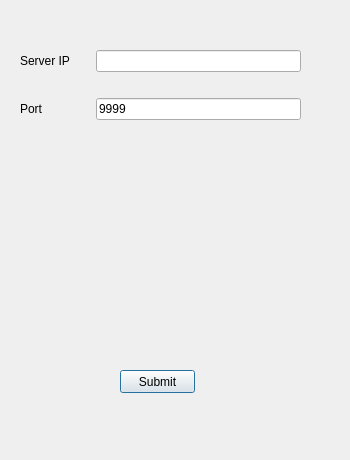
This is clientsettings.ui in Btlmd/2021SummerHW1 as Qt 5 draws it before an edit. The edited form follows.
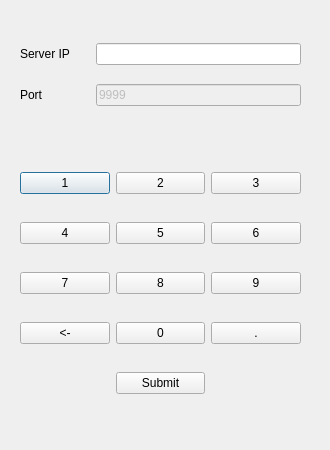
This is the edited form.

Commit message: Add icon, add effect for flag piece, add number buttons for IP input, slightly optimize the implementation

The edit to the form file:
```diff
--- a/clientsettings.ui
+++ b/clientsettings.ui
@@ -9,33 +9,26 @@
    <rect>
     <x>0</x>
     <y>0</y>
-    <width>350</width>
-    <height>460</height>
+    <width>330</width>
+    <height>450</height>
    </rect>
   </property>
+  <property name="minimumSize">
+   <size>
+    <width>0</width>
+    <height>0</height>
+   </size>
+  </property>
   <property name="windowTitle">
    <string>Config  connection to server</string>
   </property>
-  <widget class="QPushButton" name="SubmitButton">
-   <property name="geometry">
-    <rect>
-     <x>120</x>
-     <y>370</y>
-     <width>75</width>
-     <height>23</height>
-    </rect>
-   </property>
-   <property name="text">
-    <string>Submit</string>
-   </property>
-  </widget>
-  <widget class="QWidget" name="">
+  <widget class="QWidget" name="layoutWidget">
    <property name="geometry">
     <rect>
      <x>20</x>
      <y>30</y>
      <width>281</width>
-     <height>111</height>
+     <height>91</height>
     </rect>
    </property>
    <layout class="QGridLayout" name="gridLayout">
@@ -58,6 +51,9 @@
     </item>
     <item row="1" column="1">
      <widget class="QLineEdit" name="PortInput">
+      <property name="enabled">
+       <bool>false</bool>
+      </property>
       <property name="text">
        <string>9999</string>
       </property>
@@ -65,6 +61,109 @@
     </item>
    </layout>
   </widget>
+  <widget class="QWidget" name="">
+   <property name="geometry">
+    <rect>
+     <x>20</x>
+     <y>150</y>
+     <width>281</width>
+     <height>271</height>
+    </rect>
+   </property>
+   <layout class="QGridLayout" name="gridLayout_2">
+    <item row="0" column="0">
+     <widget class="QPushButton" name="pushButton">
+      <property name="text">
+       <string>1</string>
+      </property>
+     </widget>
+    </item>
+    <item row="0" column="1">
+     <widget class="QPushButton" name="pushButton_2">
+      <property name="text">
+       <string>2</string>
+      </property>
+     </widget>
+    </item>
+    <item row="0" column="2">
+     <widget class="QPushButton" name="pushButton_3">
+      <property name="text">
+       <string>3</string>
+      </property>
+     </widget>
+    </item>
+    <item row="1" column="0">
+     <widget class="QPushButton" name="pushButton_4">
+      <property name="text">
+       <string>4</string>
+      </property>
+     </widget>
+    </item>
+    <item row="1" column="1">
+     <widget class="QPushButton" name="pushButton_5">
+      <property name="text">
+       <string>5</string>
+      </property>
+     </widget>
+    </item>
+    <item row="1" column="2">
+     <widget class="QPushButton" name="pushButton_6">
+      <property name="text">
+       <string>6</string>
+      </property>
+     </widget>
+    </item>
+    <item row="2" column="0">
+     <widget class="QPushButton" name="pushButton_7">
+      <property name="text">
+       <string>7</string>
+      </property>
+     </widget>
+    </item>
+    <item row="2" column="1">
+     <widget class="QPushButton" name="pushButton_8">
+      <property name="text">
+       <string>8</string>
+      </property>
+     </widget>
+    </item>
+    <item row="2" column="2">
+     <widget class="QPushButton" name="pushButton_9">
+      <property name="text">
+       <string>9</string>
+      </property>
+     </widget>
+    </item>
+    <item row="3" column="0">
+     <widget class="QPushButton" name="pushButton_10">
+      <property name="text">
+       <string>&lt;-</string>
+      </property>
+     </widget>
+    </item>
+    <item row="3" column="1">
+     <widget class="QPushButton" name="pushButton_11">
+      <property name="text">
+       <string>0</string>
+      </property>
+     </widget>
+    </item>
+    <item row="3" column="2">
+     <widget class="QPushButton" name="pushButton_12">
+      <property name="text">
+       <string>.</string>
+      </property>
+     </widget>
+    </item>
+    <item row="4" column="1">
+     <widget class="QPushButton" name="SubmitButton">
+      <property name="text">
+       <string>Submit</string>
+      </property>
+     </widget>
+    </item>
+   </layout>
+  </widget>
  </widget>
  <resources/>
  <connections/>
```
The commit also changes 11 other files.
